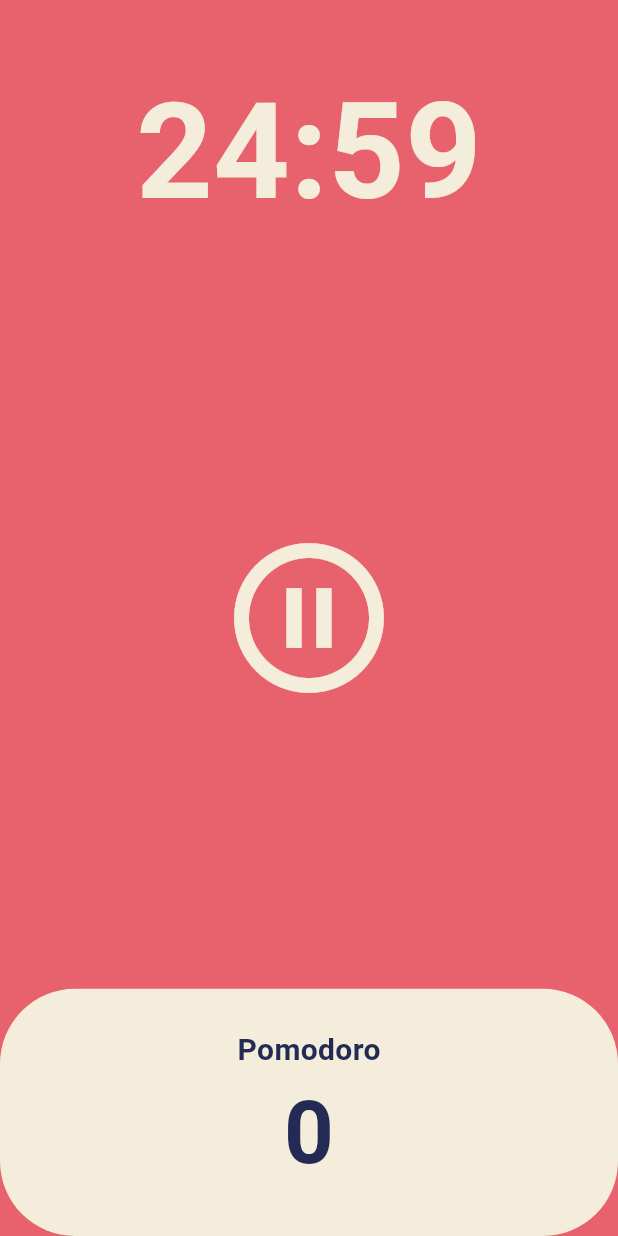
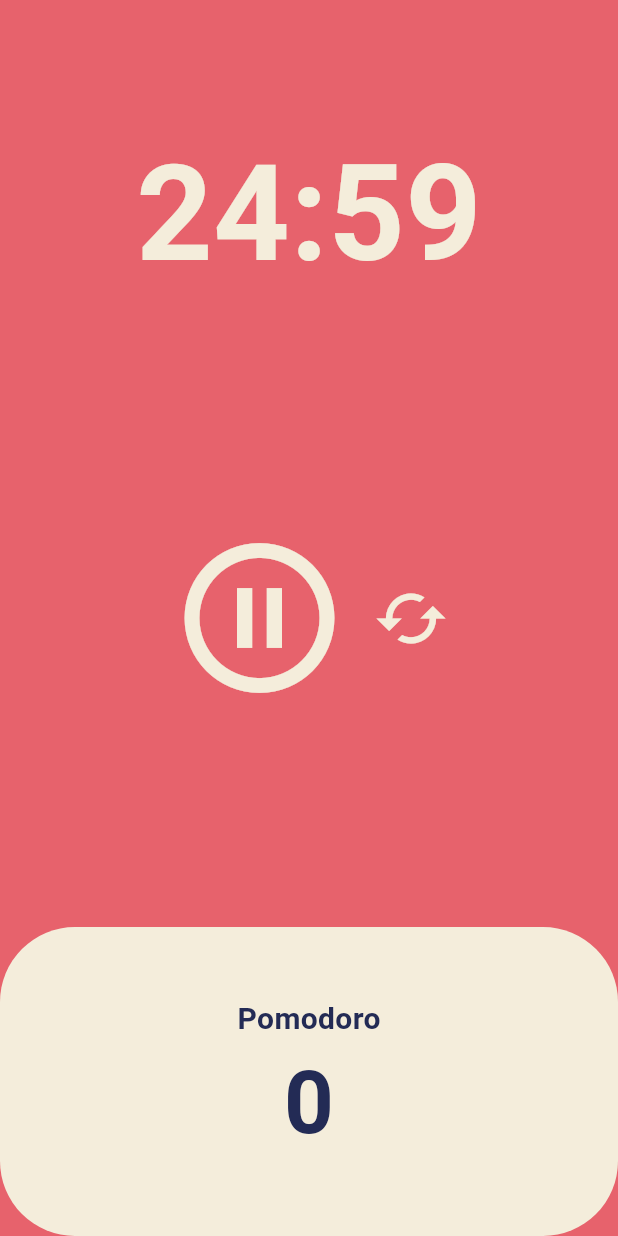
Before and after one commit to infitry/pomodoro, a Flutter app: the screen it shows after launch, after a tap on the "play circle outline" icon, on a phone screen of 412 x 824 dp. Run offline on Flutter 3.47's test engine with Material 2 defaults, Android fonts, the phone set to English and light mode, and no system bars.

Commit message:
fix: add reset button

```diff
--- a/lib/screens/home_screen.dart
+++ b/lib/screens/home_screen.dart
@@ -16,14 +16,18 @@ class _HomeScreenState extends State<HomeScreen> {
   int totalPomodoro = 0;
   late Timer timer;
 
-  void onTick(Timer timer) {
-    if (totalSeconds == 0) {
+  void reset() {
     setState(() {
-        totalPomodoro = totalPomodoro + 1;
       totalSeconds = twentyFiveMinutes;
       isRunning = false;
     });
     timer.cancel();
+  }
+
+  void onTick(Timer timer) {
+    if (totalSeconds == 0) {
+      reset();
+      totalPomodoro = totalPomodoro + 1;
     } else {
       setState(() {
         totalSeconds = totalSeconds - 1;
@@ -80,15 +84,27 @@ class _HomeScreenState extends State<HomeScreen> {
             ),
           ),
           Flexible(
-            flex: 3,
+            flex: 2,
             child: Center(
-              child: IconButton(
+              child: Row(
+                mainAxisAlignment: MainAxisAlignment.center,
+                children: [
+                  IconButton(
                     iconSize: 120,
                     color: Theme.of(context).cardColor,
                     onPressed: isRunning ? onPausePressed : onStartPressed,
                     icon: Icon(isRunning
                         ? Icons.pause_circle_outline
                         : Icons.play_circle_outline),
+                  ),
+                  IconButton(
+                      onPressed: reset,
+                      icon: Icon(
+                        Icons.cached,
+                        size: 50,
+                        color: Theme.of(context).cardColor,
+                      )),
+                ],
               ),
             ),
           ),
```
Lines whose indentation alone changed are shown as unchanged.
